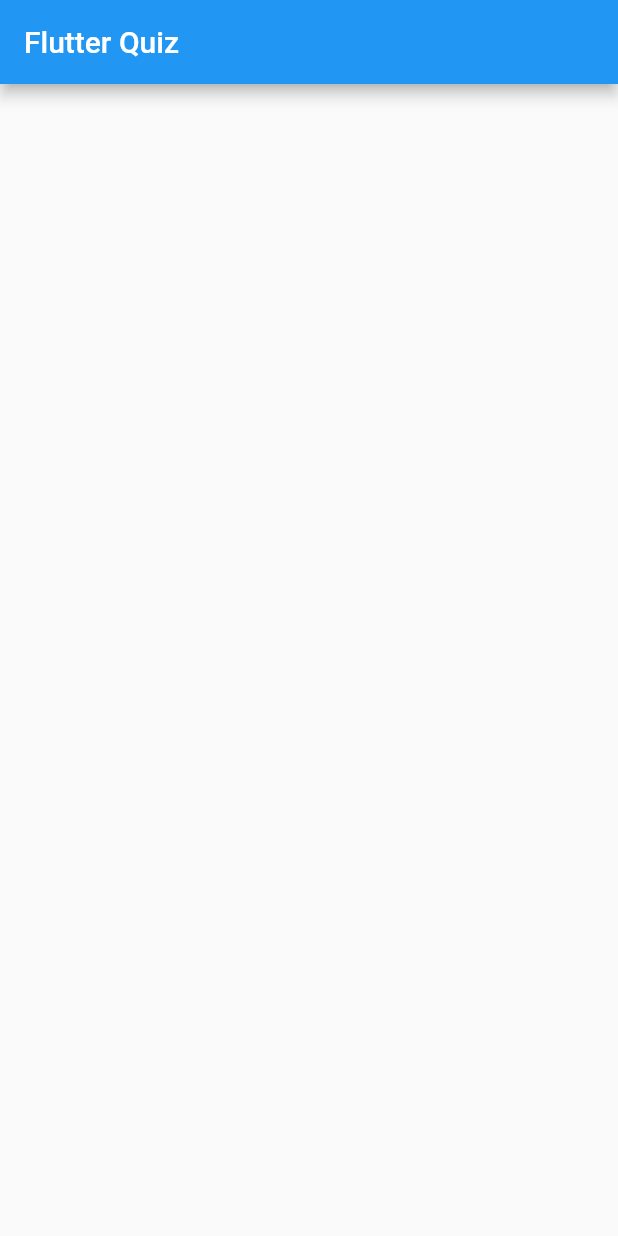
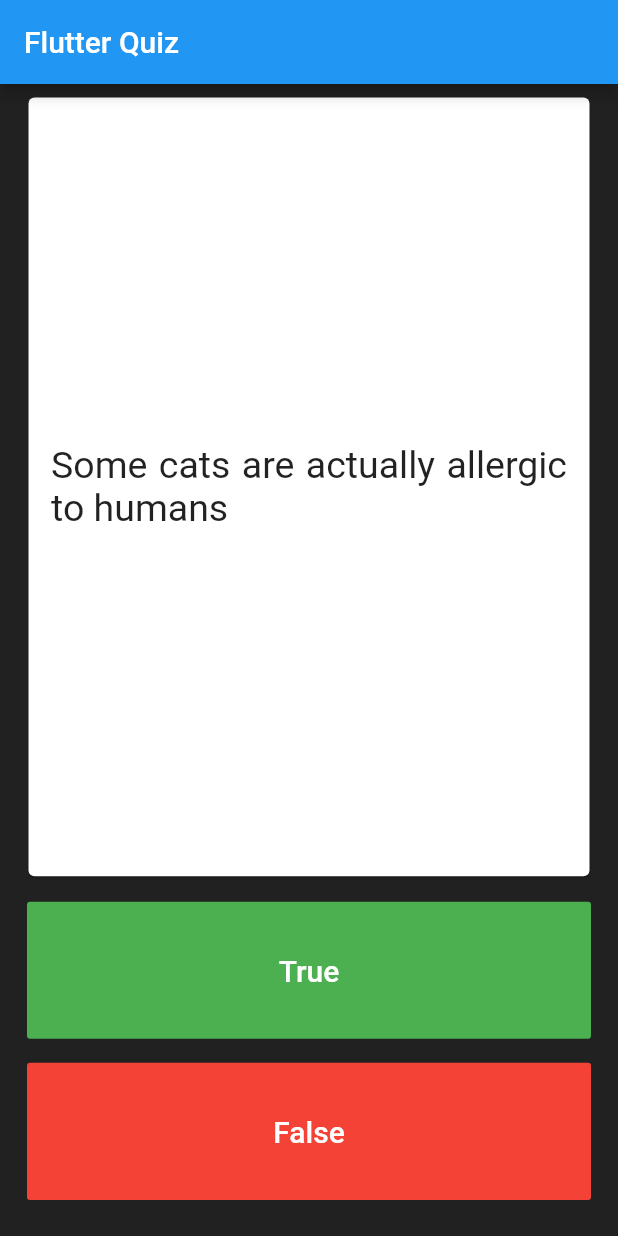
Before and after one commit to DepriPramana/quiz_flutter, a Flutter app: the screen it shows after launch, on a phone screen of 412 x 824 dp. Run offline on Flutter 3.47's test engine with Material 2 defaults, Android fonts, the phone set to English and light mode, and no system bars; our stand-ins replace rflutter_alert.

Commit message:
Add Question Class And QuestionBank

```diff
--- a/lib/main_quiz.dart
+++ b/lib/main_quiz.dart
@@ -1,4 +1,6 @@
 import 'package:flutter/material.dart';
+import 'package:rflutter_alert/rflutter_alert.dart';
+import 'quiz_brain.dart';
 
 class HomeQuiz extends StatefulWidget {
   @override
@@ -6,16 +8,107 @@ class HomeQuiz extends StatefulWidget {
 }
 
 class _HomeQuizState extends State<HomeQuiz> {
+  List<Icon> scoreKeeper = [];
+  QuestionBrain questBrain = QuestionBrain();
+  int currentQuestion = 1;
+
+  void checkScore({bool pickAnswer}) {
+    bool correctAnswer = questBrain.getAnswer();
+
+    if (questBrain.getIsFinish()) {
+      Alert(context: context, title: "RFLUTTER", desc: "Flutter is awesome.")
+          .show();
+    } else {
+      if (correctAnswer == pickAnswer) {
+        scoreKeeper.add(Icon(
+          Icons.check,
+          color: Colors.green,
+        ));
+      } else {
+        scoreKeeper.add(Icon(
+          Icons.close,
+          color: Colors.red,
+        ));
+      }
+      questBrain.setIncrementQuestion();
+      setState(() {});
+    }
+  }
+
   @override
   Widget build(BuildContext context) {
     return Scaffold(
-      appBar: AppBar(title: Text("Flutter Quiz"),),
-      body: Column(
-        children: [
-          Container(
+      appBar: AppBar(
+        title: Text("Flutter Quiz"),
+      ),
+      backgroundColor: Colors.grey.shade900,
+      body: SafeArea(
+        child: Padding(
+          padding: const EdgeInsets.symmetric(horizontal: 10.0),
+          child: Column(
+            mainAxisAlignment: MainAxisAlignment.spaceBetween,
+            crossAxisAlignment: CrossAxisAlignment.stretch,
+            children: [
+              Expanded(
+                flex: 5,
+                child: Padding(
+                  padding: const EdgeInsets.all(5.0),
+                  child: Card(
+                    child: Padding(
+                      padding: const EdgeInsets.all(15.0),
+                      child: Center(
+                        child: Text(
+                          questBrain.getQuestion(),
+                          textAlign: TextAlign.justify,
+                          style: TextStyle(fontSize: 25.0),
+                        ),
+                      ),
+                    ),
+                  ),
+                ),
+              ),
+              Expanded(
+                child: Padding(
+                  padding: EdgeInsets.all(8.0),
+                  child: FlatButton(
+                    textColor: Colors.white,
+                    color: Colors.green,
+                    child: Text(
+                      'True',
+                      style: TextStyle(
+                        color: Colors.white,
+                        fontSize: 20.0,
+                      ),
+                    ),
+                    onPressed: () => checkScore(pickAnswer: true),
+                  ),
+                ),
+              ),
+              Expanded(
+                child: Padding(
+                  padding: EdgeInsets.all(8.0),
+                  child: FlatButton(
+                    color: Colors.red,
+                    child: Text(
+                      'False',
+                      style: TextStyle(
+                        fontSize: 20.0,
+                        color: Colors.white,
+                      ),
+                    ),
+                    onPressed: () => checkScore(pickAnswer: false),
+                  ),
+                ),
+              ),
+              Padding(
+                padding: const EdgeInsets.all(8.0),
+                child: Wrap(
+                  children: scoreKeeper,
+                ),
+              )
+            ],
           ),
-
-        ],
+        ),
       ),
     );
   }
--- /dev/null
+++ b/lib/quiz.dart
@@ -0,0 +1,6 @@
+class Question {
+  String questionText;
+  bool questionAnswer;
+
+  Question(this.questionText, this.questionAnswer);
+}
--- /dev/null
+++ b/lib/quiz_brain.dart
@@ -0,0 +1,75 @@
+import 'package:quiz_flutter/quiz.dart';
+
+class QuestionBrain {
+  List<Question> _questionBrain = [
+    Question('Some cats are actually allergic to humans', true),
+    Question('You can lead a cow down stairs but not up stairs.', false),
+    Question('Approximately one quarter of human bones are in the feet.', true),
+    Question('A slug\'s blood is green.', true),
+    Question('Buzz Aldrin\'s mother\'s maiden name was \"Moon\".', true),
+    Question('It is illegal to pee in the Ocean in Portugal.', true),
+    Question('Some cats are actually allergic to humans', true),
+    Question('You can lead a cow down stairs but not up stairs.', false),
+    Question('Approximately one quarter of human bones are in the feet.', true),
+    Question('A slug\'s blood is green.', true),
+    Question('Buzz Aldrin\'s mother\'s maiden name was \"Moon\".', true),
+    Question('It is illegal to pee in the Ocean in Portugal.', true),
+    Question('Some cats are actually allergic to humans', true),
+    Question('You can lead a cow down stairs but not up stairs.', false),
+    Question('Approximately one quarter of human bones are in the feet.', true),
+    Question('A slug\'s blood is green.', true),
+    Question('Buzz Aldrin\'s mother\'s maiden name was \"Moon\".', true),
+    Question('It is illegal to pee in the Ocean in Portugal.', true),
+    Question('Some cats are actually allergic to humans', true),
+    Question('You can lead a cow down stairs but not up stairs.', false),
+    Question('Approximately one quarter of human bones are in the feet.', true),
+    Question('A slug\'s blood is green.', true),
+    Question('Buzz Aldrin\'s mother\'s maiden name was \"Moon\".', true),
+    Question('It is illegal to pee in the Ocean in Portugal.', true),
+    Question('Some cats are actually allergic to humans', true),
+    Question('You can lead a cow down stairs but not up stairs.', false),
+    Question('Approximately one quarter of human bones are in the feet.', true),
+    Question('A slug\'s blood is green.', true),
+    Question('Buzz Aldrin\'s mother\'s maiden name was \"Moon\".', true),
+    Question('It is illegal to pee in the Ocean in Portugal.', true),
+  ];
+
+  int _questionNumber = 0;
+  bool _maxQuestion = false;
+
+  int getTotalQuestion() {
+    return _questionBrain.length;
+  }
+
+  int getCurrentQuestion() {
+    return _questionNumber;
+  }
+
+  setIncrementQuestion() {
+    if (_questionNumber < getTotalQuestion() - 1) {
+      _questionNumber++;
+    } else {
+      _maxQuestion = true;
+    }
+  }
+
+  bool getIsFinish() {
+    if (_maxQuestion) {
+      return _maxQuestion;
+    } else {
+      return _maxQuestion;
+    }
+  }
+
+  String getQuestion() {
+    if (_maxQuestion) {
+      return 'Finished!\nTap any button to restart.';
+    } else {
+      return _questionBrain[_questionNumber].questionText;
+    }
+  }
+
+  bool getAnswer() {
+    return _questionBrain[_questionNumber].questionAnswer;
+  }
+}
```
Also changed, not shown: pubspec.yaml (+3 -27 lines), assets/images/close.png (added), lib/main.dart (line endings or trailing spaces), pubspec.lock, 1 other file.
